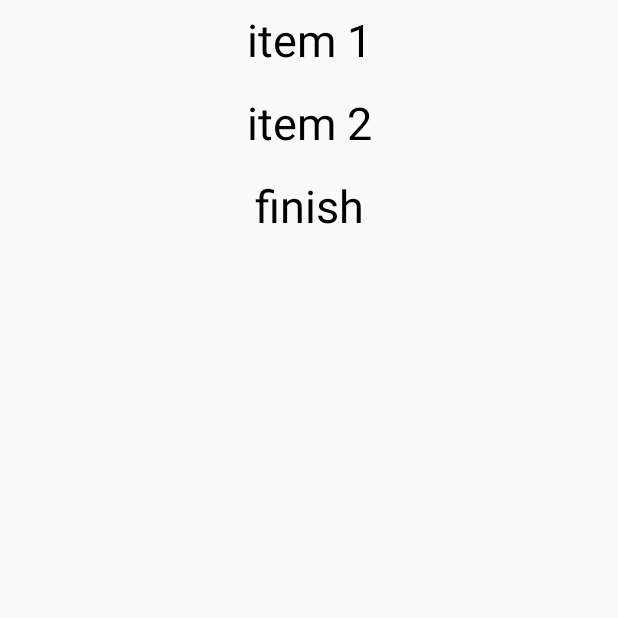
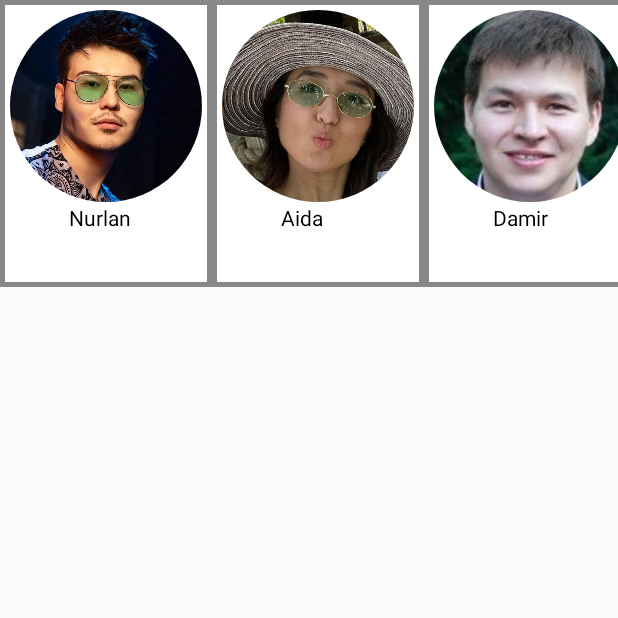
Before and after one commit to TemirlanKN/JetpackCompose, an Android app built with Jetpack Compose: the screen it shows after launch (MainActivity), on a phone screen of 412 x 824 dp, the top half of it. Run offline under Robolectric (Android 15) with nearby library versions, the phone set to English and light mode, and no system bars.

Commit message:
implementing list of items within separate files

```diff
--- /dev/null
+++ b/app/src/main/java/com/trasty/compose/ItemRowModel.kt
@@ -0,0 +1,6 @@
+package com.trasty.compose
+
+data class ItemRowModel(
+    val ImageId: Int,
+    val title: String
+)
--- a/app/src/main/java/com/trasty/compose/MainActivity.kt
+++ b/app/src/main/java/com/trasty/compose/MainActivity.kt
@@ -13,6 +13,7 @@ import androidx.compose.foundation.gestures.detectTapGestures
 import androidx.compose.foundation.gestures.scrollable
 import androidx.compose.foundation.layout.*
 import androidx.compose.foundation.lazy.LazyColumn
+import androidx.compose.foundation.lazy.LazyRow
 import androidx.compose.foundation.lazy.itemsIndexed
 import androidx.compose.foundation.shape.CircleShape
 import androidx.compose.foundation.shape.RoundedCornerShape
@@ -41,19 +42,19 @@ class MainActivity : ComponentActivity() {
     override fun onCreate(savedInstanceState: Bundle?) {
         super.onCreate(savedInstanceState)
         setContent {
-            LazyColumn(
-                horizontalAlignment = Alignment.CenterHorizontally,
-                modifier = Modifier
-                    .fillMaxSize()
-            ) {
+            LazyRow(modifier = Modifier
+                .fillMaxWidth()
+                .background(Color.Gray)
+            ){
                 itemsIndexed(
-                    listOf("item 1", "item 2", "finish")
+                    listOf(
+                        ItemRowModel(R.drawable.nurlan, "Nurlan"),
+                        ItemRowModel(R.drawable.aida, "Aida"),
+                        ItemRowModel(R.drawable.damir, "Damir"),
+                        ItemRowModel(R.drawable.my, "Tim")
+                    )
                 ){ _, item ->
-                    Text(
-                        text = item,
-                        fontSize = 30.sp,
-                        modifier = Modifier.padding(vertical = 10.dp)
-                    )
+                    MyRow(item = item)
                 }
             }
         }
--- /dev/null
+++ b/app/src/main/java/com/trasty/compose/itemRow.kt
@@ -0,0 +1,37 @@
+package com.trasty.compose
+
+import androidx.compose.foundation.Image
+import androidx.compose.foundation.background
+import androidx.compose.foundation.layout.Column
+import androidx.compose.foundation.layout.padding
+import androidx.compose.foundation.layout.size
+import androidx.compose.foundation.shape.CircleShape
+import androidx.compose.material.Text
+import androidx.compose.runtime.Composable
+import androidx.compose.ui.Alignment
+import androidx.compose.ui.Modifier
+import androidx.compose.ui.draw.clip
+import androidx.compose.ui.graphics.Color
+import androidx.compose.ui.layout.ContentScale
+import androidx.compose.ui.res.painterResource
+import androidx.compose.ui.unit.dp
+
+@Composable
+fun MyRow(item: ItemRowModel) {
+    Column(
+        horizontalAlignment = Alignment.CenterHorizontally,
+        modifier = Modifier
+            .padding(3.dp)
+            .background(Color.White)
+    ){
+        Image(painter = painterResource(id = item.ImageId),
+            contentDescription = "Image",
+            contentScale = ContentScale.Crop,
+            modifier = Modifier.padding(3.dp)
+                .size(128.dp)
+                .clip(CircleShape)
+        )
+        Text(text = item.title, Modifier
+            .size(50.dp))
+    }
+}
```
